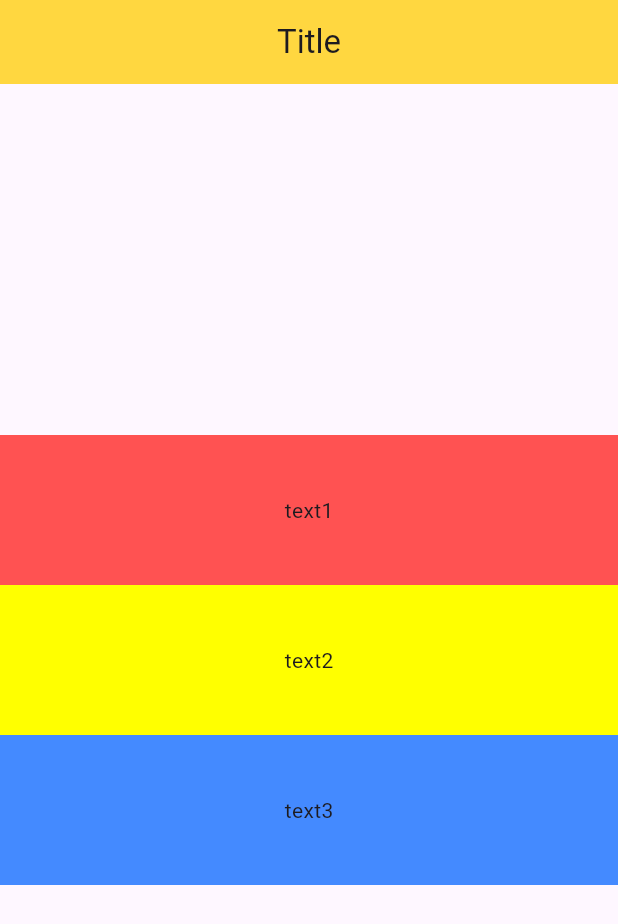
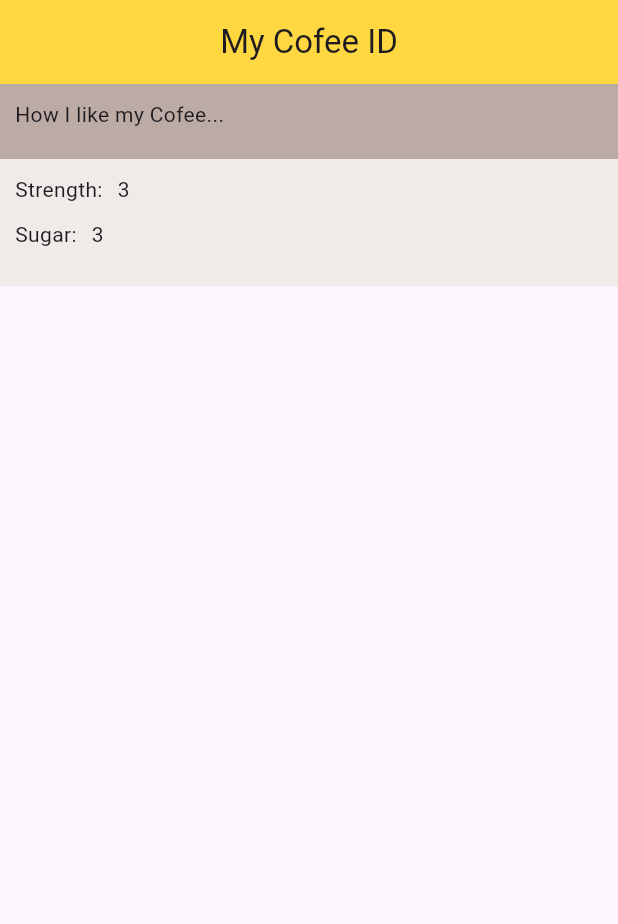
Before and after one commit to rusiruchapana/Flutter_learn, a Flutter app: the screen it shows after launch, on a phone screen of 412 x 824 dp. Shown: the top 924 px of the screen. Run offline on Flutter 3.47's test engine with Material 3 defaults, Android fonts, the phone set to English and light mode, and no system bars; missing offline and left inert: dart:html.

Commit message:
learn the flutter row widget.

```diff
--- /dev/null
+++ b/lib/cofee_preferences.dart
@@ -0,0 +1,30 @@
+import 'dart:html';
+
+import 'package:flutter/material.dart';
+
+class CofeePreferences extends StatelessWidget {
+  const CofeePreferences({Key? key}) : super(key: key);
+
+  @override
+  Widget build(BuildContext context) {
+    return const Column(
+      children: [
+        Row(
+          children: [
+            Text("Strength:"),
+            SizedBox(width: 10),
+            Text("3"),
+          ],
+        ),
+        SizedBox(height: 10),
+        Row(
+          children: [
+            Text("Sugar:"),
+            SizedBox(width: 10),
+            Text("3"),
+          ],
+        ),
+      ],
+    );
+  }
+}
--- a/lib/home.dart
+++ b/lib/home.dart
@@ -1,3 +1,4 @@
+import 'package:cofee_card/cofee_preferences.dart';
 import 'package:flutter/material.dart';
 
 class Home extends StatelessWidget {
@@ -7,30 +8,23 @@ class Home extends StatelessWidget {
   Widget build(BuildContext context) {
     return Scaffold(
         appBar: AppBar(
-          title: const Center(child: Text("Title")),
+          title: const Center(child: Text("My Cofee ID")),
           backgroundColor: Colors.amberAccent,
         ),
         body: Column(
-          mainAxisAlignment: MainAxisAlignment.center,
           crossAxisAlignment: CrossAxisAlignment.stretch,
           children: [
             Container(
-              child: Center(child: const Text("text1")),
-              width: 50,
-              height: 100,
-              color: Colors.redAccent,
+              child: Text("How I like my Cofee..."),
+              color: Colors.brown[200],
+              padding: EdgeInsets.all(10),
+              height: 50,
             ),
             Container(
-              child: Center(child: const Text("text2")),
-              width: 75,
-              height: 100,
-              color: Colors.yellowAccent,
-            ),
-            Container(
-              child: Center(child: const Text("text3")),
-              width: 100,
-              height: 100,
-              color: Colors.blueAccent,
+              child: CofeePreferences(),
+              color: Colors.brown[50],
+              padding: EdgeInsets.all(10),
+              height: 85,
             ),
           ],
         ));
```
